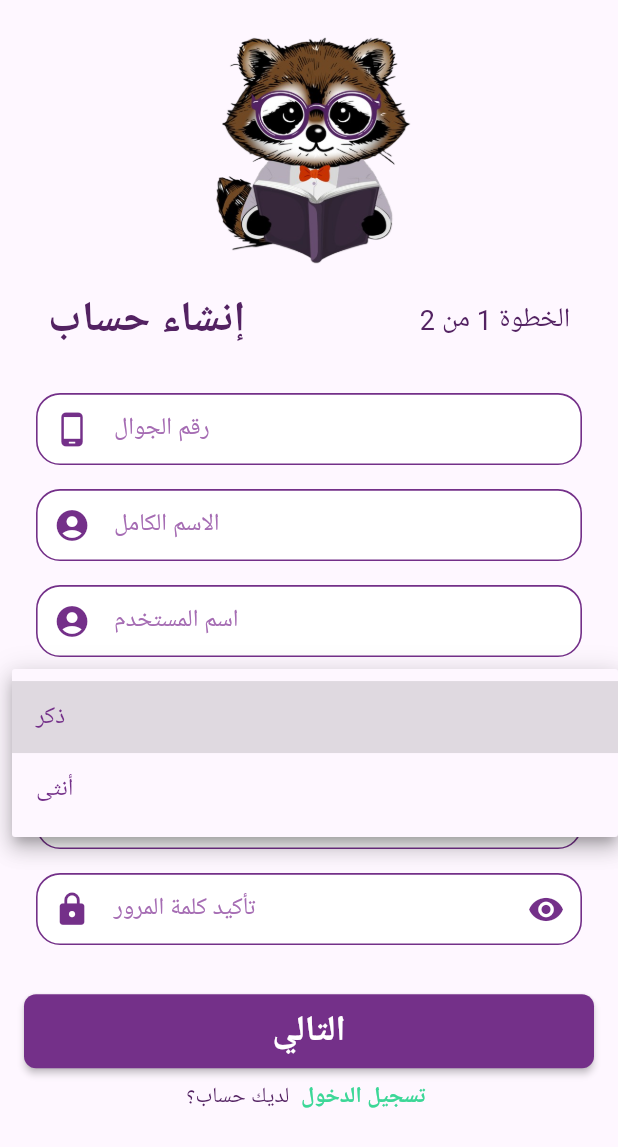
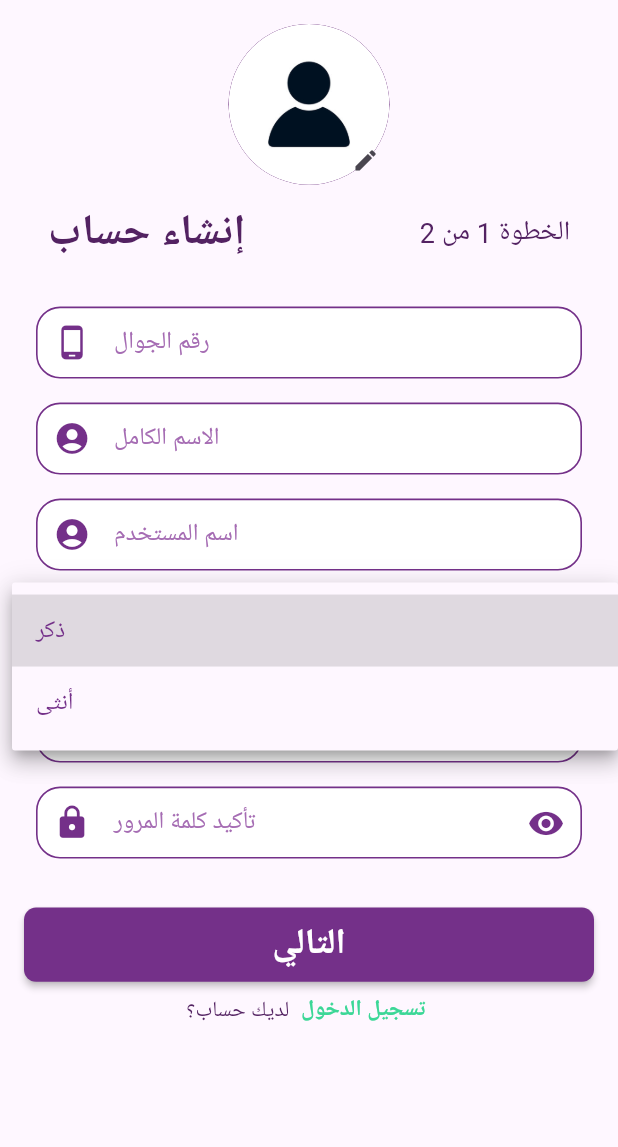
Before and after one commit to HeshamBarahim/Falih-repo, a Flutter app: the Signup screen opened directly, after a tap on "ذكر", on a phone screen of 412 x 824 dp. Shown: the top 1147 px of the screen. Run offline on Flutter 3.47's test engine with Material 3 defaults, Android fonts, the phone set to English and light mode, and no system bars; our stand-ins replace auto_size_text, cached_network_image, carousel_slider, cloud_firestore, connectivity_plus, firebase_auth and 13 more; missing offline and left inert: flutter_math_fork; accounts and stored records are empty.

```diff
--- a/lib/src/screens/Auth/otp/otp_verification.dart
+++ b/lib/src/screens/Auth/otp/otp_verification.dart
@@ -11,7 +11,8 @@ import '../widgets_auth/otp_boxes.dart';
 class OTPVerification extends StatelessWidget {
   OTPVerification({super.key});
 
-  final otpController = Get.find<OtpController>(); // Initialize the controller
+  final OtpController otpController =
+      Get.put(OtpController()); // Initialize the controller
 
   @override
   Widget build(BuildContext context) {
--- a/lib/src/screens/Auth/signup/signup_part1.dart
+++ b/lib/src/screens/Auth/signup/signup_part1.dart
@@ -1,5 +1,4 @@
 import 'package:falih/generated/l10n.dart';
-import 'package:falih/src/config/images.dart';
 import 'package:falih/src/controller/signup_controller.dart';
 import 'package:falih/src/helper/helper_controller.dart';
 import 'package:falih/src/screens/Auth/widgets_auth/drop_down_form.dart';
@@ -37,11 +36,54 @@ class SignupPart1 extends StatelessWidget {
                 children: [
                   Column(
                     children: [
-                      Image.asset(
-                        Images.falih,
-                        width: SizeConfig.screenWidth! * 0.4,
-                        height: SizeConfig.screenWidth! * 0.4,
-                        fit: BoxFit.contain,
+                      GetBuilder<SignUpController>(
+                        init: SignUpController(),
+                        builder: (c2) => Stack(
+                          children: [
+                            CircleAvatar(
+                              radius: SizeConfig.screenWidth! * 0.13,
+                              backgroundColor: AppColors.darkMainColor,
+                              child: CircleAvatar(
+                                radius: (SizeConfig.screenWidth! * 0.141),
+                                backgroundColor: AppColors.mainColor,
+                                backgroundImage: c2.file2 != null
+                                    ? FileImage(c2.file2!)
+                                    : AssetImage(
+                                        'assets/images/person.jpg',
+                                        // fit: BoxFit.cover,
+                                      ),
+                              ),
+                            ),
+                            Positioned(
+                              bottom: 0,
+                              right: 0,
+                              child: SizedBox(
+                                height: SizeConfig.screenWidth! * 0.08,
+                                width: SizeConfig.screenWidth! * 0.08,
+                                child: IconButton(
+                                  splashColor: Colors.black,
+                                  onPressed: () {
+                                    c2.imagePickerDialog(context);
+                                  },
+                                  style: IconButton.styleFrom(
+                                      // backgroundColor:
+                                      //     controller.userProfileImgUrl.value == ""
+                                      //         ? AppColors.lightenMainColor
+                                      //         : AppColors.mainColor,
+                                      ),
+                                  icon: Icon(
+                                    Icons.edit,
+                                    // color:
+                                    //     controller.userProfileImgUrl.value == ""
+                                    //         ? AppColors.mainColor
+                                    //         : Colors.white,
+                                    size: SizeConfig.screenWidth! * 0.044,
+                                  ),
+                                ),
+                              ),
+                            ),
+                          ],
+                        ),
                       ),
                       Padding(
                         padding: const EdgeInsets.symmetric(
```
Also changed, not shown: lib/src/controller/signup_controller.dart (+170 -1 lines).
